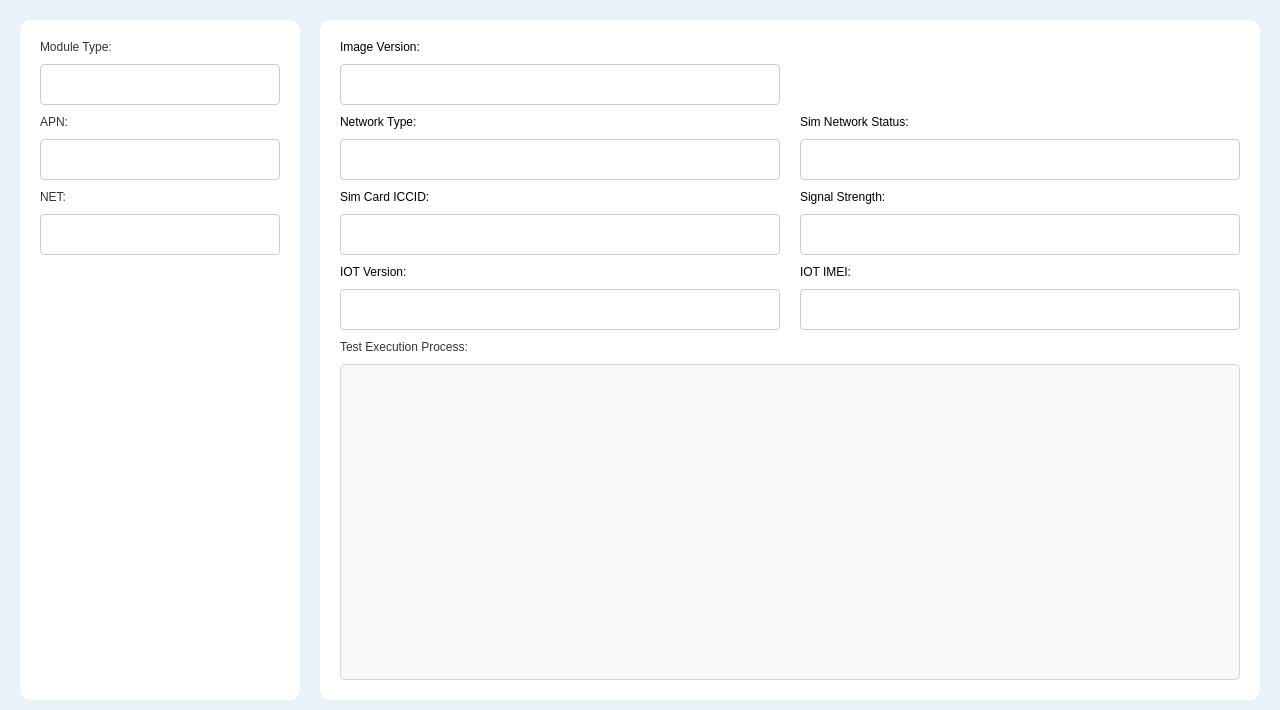
This is client/src/MainWnd.ui in 13007124563/ToolingBoardTest as Qt 5 draws it before an edit. The edited form follows.
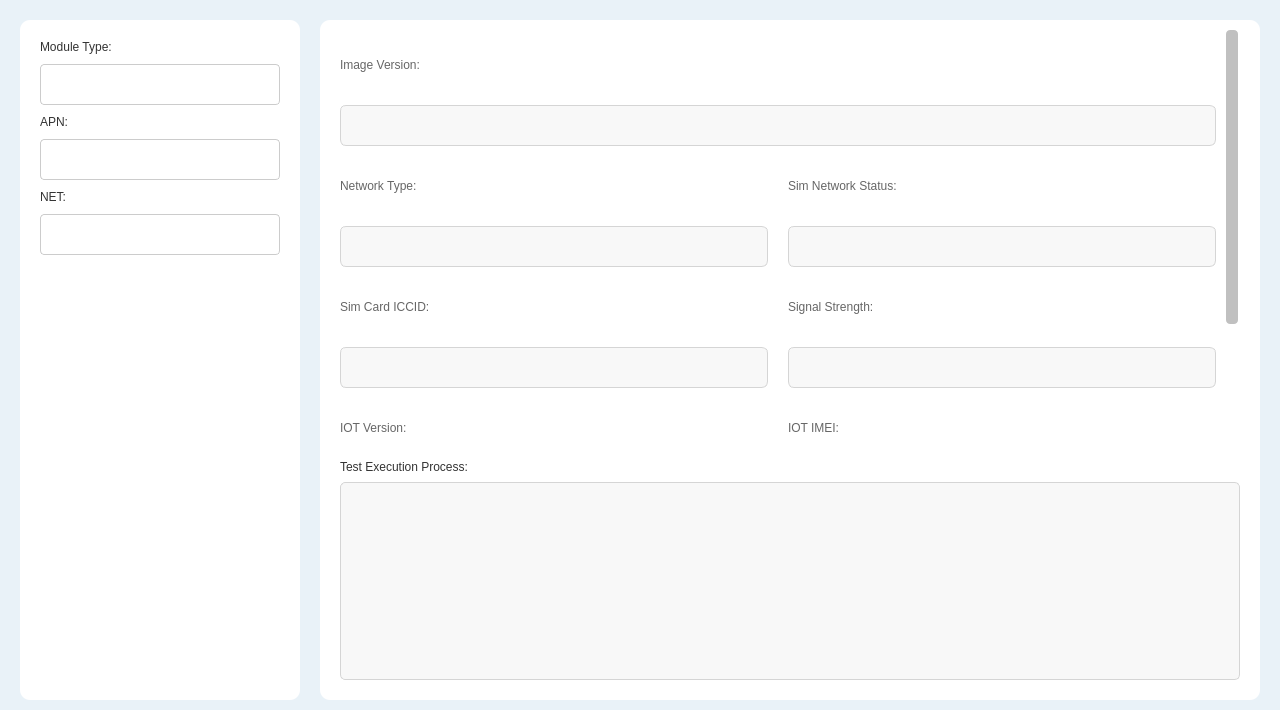
This is the edited form. Icons and pictures are not drawn.

Commit message: 顶部区域内容支持滚动

```diff
--- a/client/src/MainWnd.ui
+++ b/client/src/MainWnd.ui
@@ -159,18 +159,49 @@
 }
 
 /* 右侧信息标签样式 */
-QLabel[objectName^="lb_"] {
+#scrollAreaWidgetContents QLabel {
     font: 12pt "微软雅黑";
     color: #666666;
+    padding: 0px;
+    margin: 0px;
 }
 
-QLineEdit[objectName^="lb_test_"] {
+/* 右侧信息区只读输入框统一样式（不依赖控件命名） */
+#scrollAreaWidgetContents QLineEdit {
      background-color: #F8F8F8;
      border: 1px solid #D5D5D5;
      border-radius: 6px;
      padding: 2px 5px;
+     margin: 0px;
      color: #333333;
      font: 12pt "微软雅黑";
+}
+
+/* 蓝色信息区滚动条样式 */
+#scrollArea_Info {
+    background: transparent;
+    border: none;
+}
+#scrollAreaWidgetContents {
+    background: transparent;
+}
+#scrollArea_Info QScrollBar:vertical {
+    width: 16px;
+    margin: 0px;
+    background: transparent;
+}
+#scrollArea_Info QScrollBar::handle:vertical {
+    min-height: 20px;
+    margin: 0px 2px;
+    border-radius: 4px;
+    background: #C0C0C0;
+}
+#scrollArea_Info QScrollBar::add-line:vertical,
+#scrollArea_Info QScrollBar::sub-line:vertical {
+    height: 0px;
+}
+#wnd_process_fixed {
+    background: transparent;
 }</string>
      </property>
      <layout class="QHBoxLayout" name="main_layout">
@@ -266,57 +297,193 @@
         <layout class="QVBoxLayout" name="verticalLayout_Right">
         <property name="spacing"><number>10</number></property>
         <property name="leftMargin"><number>20</number></property>
-        <property name="topMargin"><number>20</number></property>
+        <property name="topMargin"><number>10</number></property>
         <property name="rightMargin"><number>20</number></property>
         <property name="bottomMargin"><number>20</number></property>
          <item>
-          <layout class="QGridLayout" name="gridLayout_Info">
-           <property name="verticalSpacing"><number>10</number></property>
-           <property name="horizontalSpacing"><number>20</number></property>
-           
-           <!-- Row 0: Image Version Label -->
-           <item row="0" column="0"><widget class="QLabel" name="lb_version_info"><property name="text"><string>Image Version:</string></property></widget></item>
-           
-           <!-- Row 1: Image Version Field -->
-           <item row="1" column="0"><widget class="QLineEdit" name="lb_test_version"><property name="readOnly"><bool>true</bool></property><property name="minimumSize"><size><width>0</width><height>35</height></size></property></widget></item>
-           
-           <!-- Row 2: NetType & SimNetStatus Labels -->
-           <item row="2" column="0"><widget class="QLabel" name="lb_network_info"><property name="text"><string>Network Type:</string></property></widget></item>
-           <item row="2" column="1"><widget class="QLabel" name="lb_sim_network_info_label"><property name="text"><string>Sim Network Status:</string></property></widget></item>
-           
-           <!-- Row 3: NetType & SimNetStatus Fields -->
-           <item row="3" column="0"><widget class="QLineEdit" name="lb_test_network_type"><property name="readOnly"><bool>true</bool></property><property name="minimumSize"><size><width>0</width><height>35</height></size></property></widget></item>
-           <item row="3" column="1"><widget class="QLineEdit" name="lb_test_sim_network"><property name="readOnly"><bool>true</bool></property><property name="minimumSize"><size><width>0</width><height>35</height></size></property></widget></item>
-           
-           <!-- Row 4: ICCID & RSSI Labels -->
-           <item row="4" column="0"><widget class="QLabel" name="lb_iccid_info"><property name="text"><string>Sim Card ICCID:</string></property></widget></item>
-           <item row="4" column="1"><widget class="QLabel" name="lb_rssi_info"><property name="text"><string>Signal Strength:</string></property></widget></item>
-           
-           <!-- Row 5: ICCID & RSSI Fields -->
-           <item row="5" column="0"><widget class="QLineEdit" name="lb_test_iccid"><property name="readOnly"><bool>true</bool></property><property name="minimumSize"><size><width>0</width><height>35</height></size></property></widget></item>
-           <item row="5" column="1"><widget class="QLineEdit" name="lb_test_rssi"><property name="readOnly"><bool>true</bool></property><property name="minimumSize"><size><width>0</width><height>35</height></size></property></widget></item>
-           
-           <!-- Row 6: IOT Ver & IMEI Labels -->
-           <item row="6" column="0"><widget class="QLabel" name="lb_iot_module_info"><property name="text"><string>IOT Version:</string></property></widget></item>
-           <item row="6" column="1"><widget class="QLabel" name="lb_iot_imei_info"><property name="text"><string>IOT IMEI:</string></property></widget></item>
-           
-           <!-- Row 7: IOT Ver & IMEI Fields -->
-           <item row="7" column="0"><widget class="QLineEdit" name="lb_test_iot_module_ver"><property name="readOnly"><bool>true</bool></property><property name="minimumSize"><size><width>0</width><height>35</height></size></property></widget></item>
-           <item row="7" column="1"><widget class="QLineEdit" name="lb_test_iot_imei"><property name="readOnly"><bool>true</bool></property><property name="minimumSize"><size><width>0</width><height>35</height></size></property></widget></item>
-          </layout>
+          <widget class="QScrollArea" name="scrollArea_Info">
+           <property name="widgetResizable">
+            <bool>true</bool>
+           </property>
+           <property name="frameShape">
+            <enum>QFrame::NoFrame</enum>
+           </property>
+           <property name="horizontalScrollBarPolicy">
+            <enum>Qt::ScrollBarAlwaysOff</enum>
+           </property>
+           <property name="verticalScrollBarPolicy">
+            <enum>Qt::ScrollBarAsNeeded</enum>
+           </property>
+           <property name="sizePolicy">
+            <sizepolicy hsizetype="Expanding" vsizetype="Ignored">
+             <horstretch>0</horstretch>
+             <verstretch>1</verstretch>
+            </sizepolicy>
+           </property>
+           <widget class="QWidget" name="scrollAreaWidgetContents">
+            <property name="geometry">
+             <rect>
+              <x>0</x>
+              <y>0</y>
+              <width>880</width>
+              <height>600</height>
+             </rect>
+            </property>
+            <!-- 临时测试：内容最小高度大于可视区域，便于验证滚动 -->
+            <property name="minimumSize">
+             <size>
+              <width>0</width>
+              <height>600</height>
+             </size>
+            </property>
+            <layout class="QGridLayout" name="gridLayout_Info">
+             <property name="leftMargin"><number>0</number></property>
+             <property name="topMargin"><number>0</number></property>
+             <property name="rightMargin"><number>8</number></property>
+             <property name="bottomMargin"><number>0</number></property>
+             <property name="verticalSpacing"><number>5</number></property>
+             <property name="horizontalSpacing"><number>20</number></property>
+             <item row="0" column="0" colspan="2">
+              <widget class="QLabel" name="lb_version_info">
+               <property name="text"><string>Image Version:</string></property>
+              </widget>
+             </item>
+             <item row="1" column="0" colspan="2">
+              <widget class="QLineEdit" name="lb_test_version">
+               <property name="readOnly"><bool>true</bool></property>
+               <property name="minimumSize"><size><width>0</width><height>35</height></size></property>
+              </widget>
+             </item>
+             <item row="2" column="0">
+              <widget class="QLabel" name="lb_network_info">
+               <property name="text"><string>Network Type:</string></property>
+              </widget>
+             </item>
+             <item row="2" column="1">
+              <widget class="QLabel" name="lb_sim_network_info_label">
+               <property name="text"><string>Sim Network Status:</string></property>
+              </widget>
+             </item>
+             <item row="3" column="0">
+              <widget class="QLineEdit" name="lb_test_network_type">
+               <property name="readOnly"><bool>true</bool></property>
+               <property name="minimumSize"><size><width>0</width><height>35</height></size></property>
+              </widget>
+             </item>
+             <item row="3" column="1">
+              <widget class="QLineEdit" name="lb_test_sim_network">
+               <property name="readOnly"><bool>true</bool></property>
+               <property name="minimumSize"><size><width>0</width><height>35</height></size></property>
+              </widget>
+             </item>
+             <item row="4" column="0">
+              <widget class="QLabel" name="lb_iccid_info">
+               <property name="text"><string>Sim Card ICCID:</string></property>
+              </widget>
+             </item>
+             <item row="4" column="1">
+              <widget class="QLabel" name="lb_rssi_info">
+               <property name="text"><string>Signal Strength:</string></property>
+              </widget>
+             </item>
+             <item row="5" column="0">
+              <widget class="QLineEdit" name="lb_test_iccid">
+               <property name="readOnly"><bool>true</bool></property>
+               <property name="minimumSize"><size><width>0</width><height>35</height></size></property>
+              </widget>
+             </item>
+             <item row="5" column="1">
+              <widget class="QLineEdit" name="lb_test_rssi">
+               <property name="readOnly"><bool>true</bool></property>
+               <property name="minimumSize"><size><width>0</width><height>35</height></size></property>
+              </widget>
+             </item>
+             <item row="6" column="0">
+              <widget class="QLabel" name="lb_iot_module_info">
+               <property name="text"><string>IOT Version:</string></property>
+              </widget>
+             </item>
+             <item row="6" column="1">
+              <widget class="QLabel" name="lb_iot_imei_info">
+               <property name="text"><string>IOT IMEI:</string></property>
+              </widget>
+             </item>
+             <item row="7" column="0">
+              <widget class="QLineEdit" name="lb_test_iot_module_ver">
+               <property name="readOnly"><bool>true</bool></property>
+               <property name="minimumSize"><size><width>0</width><height>35</height></size></property>
+              </widget>
+             </item>
+             <item row="7" column="1">
+              <widget class="QLineEdit" name="lb_test_iot_imei">
+               <property name="readOnly"><bool>true</bool></property>
+               <property name="minimumSize"><size><width>0</width><height>35</height></size></property>
+              </widget>
+             </item>
+             <!-- 临时测试行：与上方字段共用 #scrollAreaWidgetContents 样式 -->
+             <item row="8" column="0">
+              <widget class="QLabel" name="lb_test1_info">
+               <property name="text"><string>test1:</string></property>
+              </widget>
+             </item>
+             <item row="8" column="1">
+              <widget class="QLabel" name="lb_test2_info">
+               <property name="text"><string>test2:</string></property>
+              </widget>
+             </item>
+             <item row="9" column="0">
+              <widget class="QLineEdit" name="lb_test_test1">
+               <property name="readOnly"><bool>true</bool></property>
+               <property name="minimumSize"><size><width>0</width><height>35</height></size></property>
+               <property name="text"><string>test1</string></property>
+              </widget>
+             </item>
+             <item row="9" column="1">
+              <widget class="QLineEdit" name="lb_test_test2">
+               <property name="readOnly"><bool>true</bool></property>
+               <property name="minimumSize"><size><width>0</width><height>35</height></size></property>
+               <property name="text"><string>test2</string></property>
+              </widget>
+             </item>
+            </layout>
+           </widget>
+          </widget>
          </item>
-         
+         <!-- 绿色区域：测试执行过程，固定高度，不随上方内容变化 -->
          <item>
-            <widget class="QLabel" name="lb_process_info">
-                <property name="text"><string>Test Execution Process:</string></property>
-                <property name="styleSheet"><string>font: 75 12pt "微软雅黑"; color: #333333; background: transparent; border: none;</string></property>
-            </widget>
-         </item>
-         <item>
-            <widget class="QPlainTextEdit" name="lb_test_cmd_excute_return_msg">
-                <property name="readOnly"><bool>true</bool></property>
-                <property name="styleSheet"><string>border: 1px solid #D5D5D5; border-radius: 5px; background: #F8F8F8; color: #333333; font: 10pt "微软雅黑";</string></property>
-            </widget>
+          <widget class="QWidget" name="wnd_process_fixed" native="true">
+           <property name="minimumSize">
+            <size>
+             <width>0</width>
+             <height>220</height>
+            </size>
+           </property>
+           <property name="maximumSize">
+            <size>
+             <width>16777215</width>
+             <height>220</height>
+            </size>
+           </property>
+           <layout class="QVBoxLayout" name="verticalLayout_Process">
+            <property name="spacing"><number>8</number></property>
+            <property name="leftMargin"><number>0</number></property>
+            <property name="topMargin"><number>0</number></property>
+            <property name="rightMargin"><number>0</number></property>
+            <property name="bottomMargin"><number>0</number></property>
+            <item>
+             <widget class="QLabel" name="lb_process_info">
+              <property name="text"><string>Test Execution Process:</string></property>
+              <property name="styleSheet"><string>font: 75 12pt "微软雅黑"; color: #333333; background: transparent; border: none;</string></property>
+             </widget>
+            </item>
+            <item>
+             <widget class="QPlainTextEdit" name="lb_test_cmd_excute_return_msg">
+              <property name="readOnly"><bool>true</bool></property>
+              <property name="styleSheet"><string>border: 1px solid #D5D5D5; border-radius: 5px; background: #F8F8F8; color: #333333; font: 10pt "微软雅黑";</string></property>
+             </widget>
+            </item>
+           </layout>
+          </widget>
          </item>
         </layout>
        </widget>
```
Left out of the diff: 1 changed line with no effect on the pictures. The commit also changes 6 other files.
